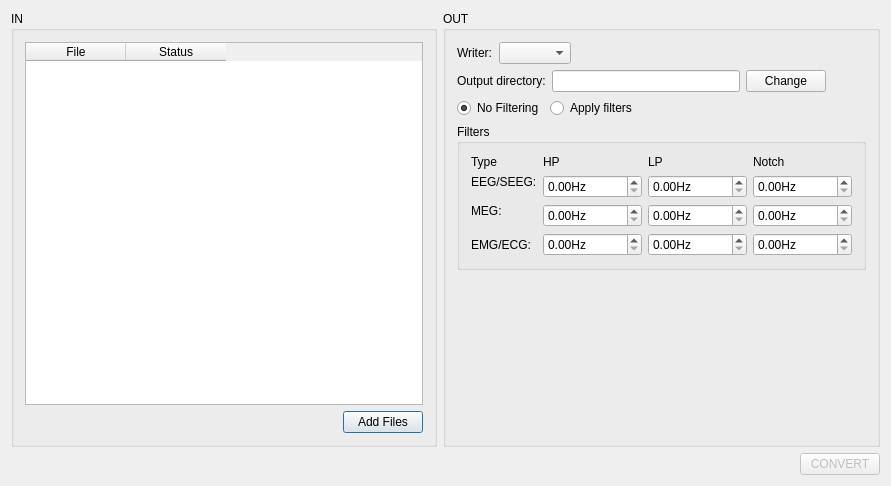
HIP-infrastructure/anywave-code, file src/plugins/FileConverter/settings.ui: the form before one commit.
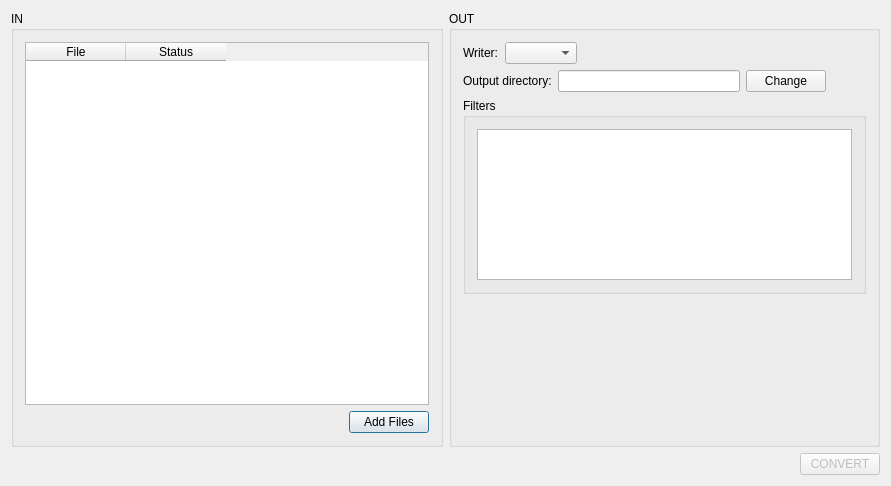
The form after the commit. Icons and pictures are not drawn. Custom widgets are drawn as their Qt base class.

Commit message: Continued changing the filter settings through all the plugin.

```diff
--- a/src/plugins/FileConverter/settings.ui
+++ b/src/plugins/FileConverter/settings.ui
@@ -155,40 +155,6 @@
           </item>
          </layout>
         </item>
-        <item>
-         <layout class="QHBoxLayout" name="horizontalLayout_3">
-          <item>
-           <widget class="QRadioButton" name="radioNoFiltering">
-            <property name="text">
-             <string>No Filtering</string>
-            </property>
-            <property name="checked">
-             <bool>true</bool>
-            </property>
-           </widget>
-          </item>
-          <item>
-           <widget class="QRadioButton" name="radioButton_2">
-            <property name="text">
-             <string>Apply filters</string>
-            </property>
-           </widget>
-          </item>
-          <item>
-           <spacer name="horizontalSpacer_3">
-            <property name="orientation">
-             <enum>Qt::Horizontal</enum>
-            </property>
-            <property name="sizeHint" stdset="0">
-             <size>
-              <width>40</width>
-              <height>20</height>
-             </size>
-            </property>
-           </spacer>
-          </item>
-         </layout>
-        </item>
         <item>
          <widget class="QGroupBox" name="groupBoxFilters">
           <property name="title">
@@ -196,147 +162,7 @@
           </property>
           <layout class="QVBoxLayout" name="verticalLayout_2">
            <item>
-            <layout class="QGridLayout" name="gridLayout">
-             <item row="0" column="1">
-              <widget class="QLabel" name="label_6">
-               <property name="text">
-                <string>HP</string>
-               </property>
-              </widget>
-             </item>
-             <item row="0" column="0">
-              <widget class="QLabel" name="label_4">
-               <property name="text">
-                <string>Type</string>
-               </property>
-              </widget>
-             </item>
-             <item row="1" column="1" rowspan="2">
-              <widget class="QDoubleSpinBox" name="spEEGHP">
-               <property name="suffix">
-                <string>Hz</string>
-               </property>
-               <property name="maximum">
-                <double>10000000000.000000000000000</double>
-               </property>
-              </widget>
-             </item>
-             <item row="3" column="1">
-              <widget class="QDoubleSpinBox" name="spMEGHP">
-               <property name="suffix">
-                <string>Hz</string>
-               </property>
-               <property name="maximum">
-                <double>10000000000.000000000000000</double>
-               </property>
-              </widget>
-             </item>
-             <item row="0" column="2">
-              <widget class="QLabel" name="label_5">
-               <property name="text">
-                <string>LP</string>
-               </property>
-              </widget>
-             </item>
-             <item row="3" column="2">
-              <widget class="QDoubleSpinBox" name="spMEGLP">
-               <property name="suffix">
-                <string>Hz</string>
-               </property>
-               <property name="maximum">
-                <double>10000000000.000000000000000</double>
-               </property>
-              </widget>
-             </item>
-             <item row="1" column="3" rowspan="2">
-              <widget class="QDoubleSpinBox" name="spEEGNotch">
-               <property name="suffix">
-                <string>Hz</string>
-               </property>
-               <property name="maximum">
-                <double>10000000000.000000000000000</double>
-               </property>
-              </widget>
-             </item>
-             <item row="2" column="0" rowspan="2">
-              <widget class="QLabel" name="label_3">
-               <property name="text">
-                <string>MEG:</string>
-               </property>
-              </widget>
-             </item>
-             <item row="0" column="3">
-              <widget class="QLabel" name="label_7">
-               <property name="text">
-                <string>Notch</string>
-               </property>
-              </widget>
-             </item>
-             <item row="3" column="3">
-              <widget class="QDoubleSpinBox" name="spMEGNotch">
-               <property name="suffix">
-                <string>Hz</string>
-               </property>
-               <property name="maximum">
-                <double>10000000000.000000000000000</double>
-               </property>
-              </widget>
-             </item>
-             <item row="1" column="0">
-              <widget class="QLabel" name="label_2">
-               <property name="text">
-                <string>EEG/SEEG:</string>
-               </property>
-              </widget>
-             </item>
-             <item row="1" column="2" rowspan="2">
-              <widget class="QDoubleSpinBox" name="spEEGLP">
-               <property name="suffix">
-                <string>Hz</string>
-               </property>
-               <property name="maximum">
-                <double>10000000000.000000000000000</double>
-               </property>
-              </widget>
-             </item>
-             <item row="4" column="0">
-              <widget class="QLabel" name="label_9">
-               <property name="text">
-                <string>EMG/ECG:</string>
-               </property>
-              </widget>
-             </item>
-             <item row="4" column="1">
-              <widget class="QDoubleSpinBox" name="spEMGHP">
-               <property name="suffix">
-                <string>Hz</string>
-               </property>
-               <property name="maximum">
-                <double>10000000000.000000000000000</double>
-               </property>
-              </widget>
-             </item>
-             <item row="4" column="2">
-              <widget class="QDoubleSpinBox" name="spEMGLP">
-               <property name="suffix">
-                <string>Hz</string>
-               </property>
-               <property name="maximum">
-                <double>10000000000.000000000000000</double>
-               </property>
-              </widget>
-             </item>
-             <item row="4" column="3">
-              <widget class="QDoubleSpinBox" name="spEMGNotch">
-               <property name="suffix">
-                <string>Hz</string>
-               </property>
-               <property name="maximum">
-                <double>10000000000.000000000000000</double>
-               </property>
-              </widget>
-             </item>
-            </layout>
+            <widget class="AwFilterTableView" name="filterTableView"/>
            </item>
           </layout>
          </widget>
@@ -389,6 +215,13 @@
   </layout>
  </widget>
  <layoutdefault spacing="6" margin="11"/>
+ <customwidgets>
+  <customwidget>
+   <class>AwFilterTableView</class>
+   <extends>QTableView</extends>
+   <header location="global">filter/AwFilterTableView.h</header>
+  </customwidget>
+ </customwidgets>
  <resources>
   <include location="../../../resources/AnyWave.qrc"/>
  </resources>
```
Left out of the diff: 32 changed lines with no effect on the pictures. The commit also changes 68 other files.
